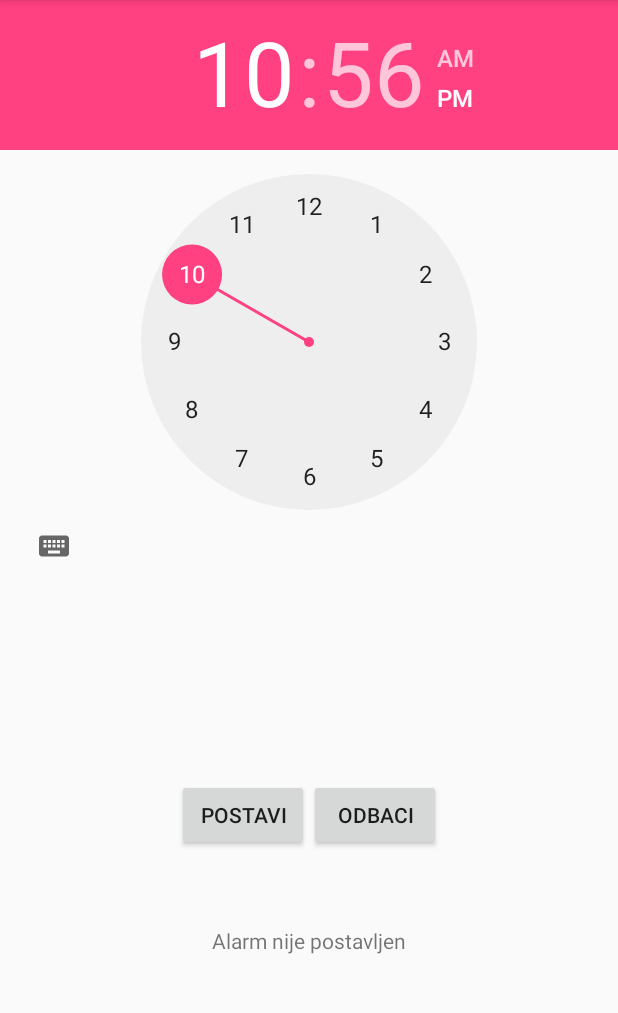
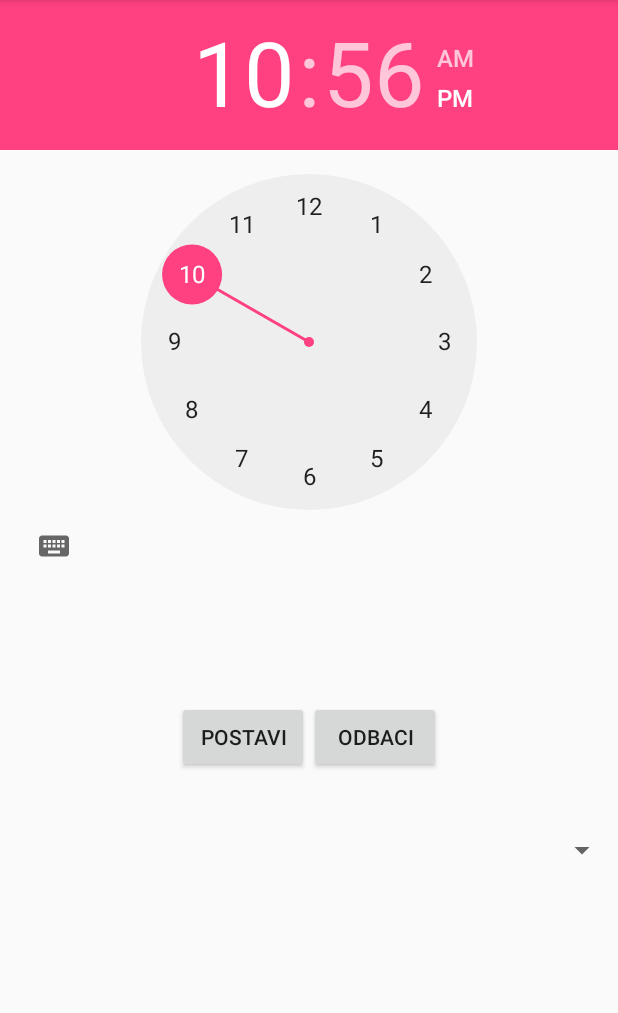
Before and after one commit to sebbonaut/Budilica, an Android app: the screen it shows after launch (MainActivity), on a phone screen of 412 x 824 dp, the part 84-1097 px from its top. Run offline under Robolectric (Android 15) with nearby library versions, the phone set to English and light mode, and no system bars.

Commit message:
Dodani razni alarmi

```diff
--- a/app/src/main/java/com/example/sehorva/budilica/MainActivity.java
+++ b/app/src/main/java/com/example/sehorva/budilica/MainActivity.java
@@ -91,8 +91,9 @@ public class MainActivity extends AppCompatActivity {
                 //postavimo alarm manager
                 alarm_manager.set(AlarmManager.RTC_WAKEUP, calendar.getTimeInMillis(), pending_intent);
             }
+        });
 
-        });
+
 
         //inicijalizacija stop gumba
         Button alarm_off = (Button) findViewById(R.id.alarm_off);
--- a/app/src/main/res/layout/activity_main.xml
+++ b/app/src/main/res/layout/activity_main.xml
@@ -47,13 +47,20 @@
 
         </LinearLayout>
 
+    <Spinner
+        android:id="@+id/alarm_spinner"
+        android:layout_width="match_parent"
+        android:layout_height="wrap_content"
+        android:layout_gravity="center"
+        android:layout_weight="1"/>
+
     <TextView
         android:id="@+id/update_text"
         android:layout_width="wrap_content"
         android:layout_height="wrap_content"
         android:layout_weight="1"
         android:layout_marginTop="50dp"
-        android:text="Alarm nije postavljen"
+        android:text=""
         android:layout_gravity="center"/>
 
 
```
Also changed, not shown: app/src/main/res/values/strings.xml (+8 -0 lines), 4 other files.
